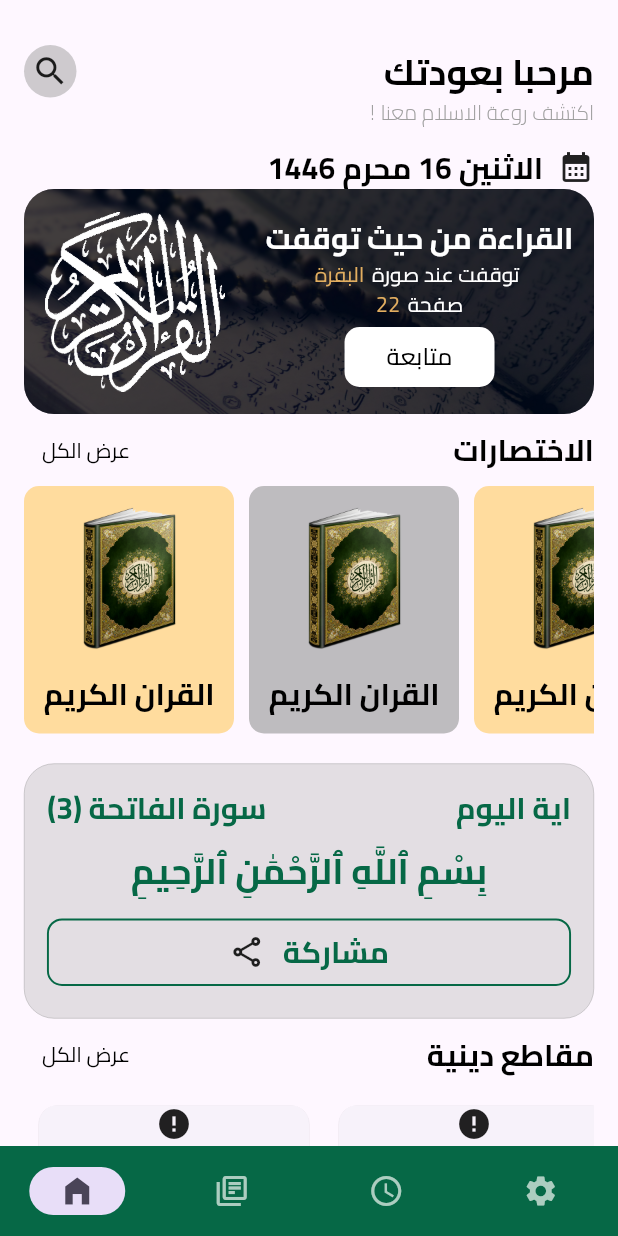
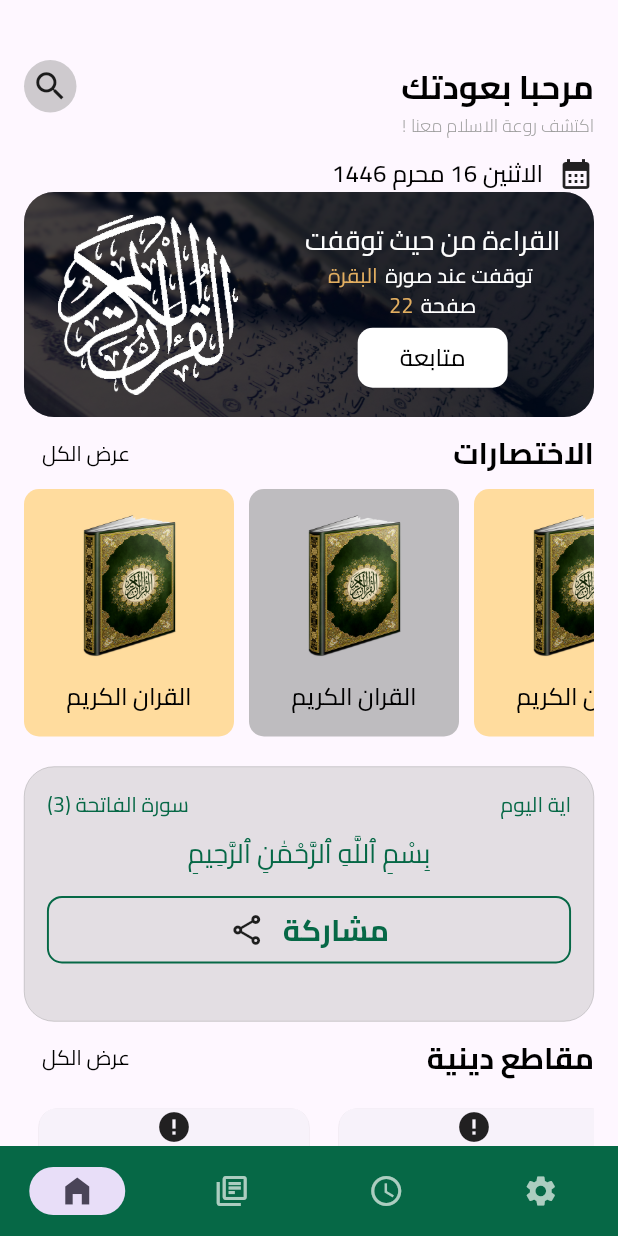
Before and after one commit to ahmedabdalla67/Al-Nour-main, a Flutter app: the screen it shows after launch, on a phone screen of 412 x 824 dp. Run offline on Flutter 3.47's test engine with Material 3 defaults, Android fonts, the phone set to English and light mode, and no system bars; drawn by our look-alikes of cached_network_image; our stand-ins replace dartz, dio, flutter_bloc, get_it, shared_preferences; missing offline and left inert: data_connection_checker_tv; network calls fail.

Commit message:
edit on home ui

```diff
--- a/lib/core/shared_component/card_component.dart
+++ b/lib/core/shared_component/card_component.dart
@@ -40,7 +40,7 @@ class CardComponent extends StatelessWidget {
               ),
               Text(
                 cardTitle,
-                style: getApplicationTheme().textTheme.headlineLarge,
+                style: getApplicationTheme().textTheme.titleMedium,
               ),
             ],
           ),
--- a/lib/core/utils/theme_manager.dart
+++ b/lib/core/utils/theme_manager.dart
@@ -13,9 +13,13 @@ ThemeData getApplicationTheme() {
     ),
     textTheme: const TextTheme(
       bodySmall: TextStyle(
-          fontWeight: FontWeightManager.light, color: ManageColors.gray),
+          fontWeight: FontWeightManager.light,
+          color: ManageColors.gray,
+          fontSize: FontSize.s12),
       bodyLarge: TextStyle(
-          fontWeight: FontWeightManager.regular, color: ManageColors.black),
+          fontWeight: FontWeightManager.regular,
+          color: ManageColors.black,
+          fontSize: FontSize.s14),
       titleMedium: TextStyle(
           fontWeight: FontWeightManager.medium,
           color: ManageColors.black,
@@ -23,9 +27,8 @@ ThemeData getApplicationTheme() {
       headlineMedium: TextStyle(
           fontWeight: FontWeightManager.regular,
           color: ManageColors.gray,
-          fontSize: FontSize.s14),
+          fontSize: FontSize.s18),
       headlineLarge: TextStyle(
-
           fontFamily: FontConstants.fontFamily,
           fontWeight: FontWeightManager.bold,
           color: ManageColors.black,
@@ -34,7 +37,7 @@ ThemeData getApplicationTheme() {
           fontFamily: FontConstants.fontFamily,
           fontWeight: FontWeightManager.bold,
           color: ManageColors.black,
-          fontSize: FontSize.s24),
+          fontSize: FontSize.s22),
     ),
   );
 }
--- a/lib/features/home/presentation/screens/home_screen.dart
+++ b/lib/features/home/presentation/screens/home_screen.dart
@@ -18,7 +18,6 @@ class HomeScreen extends StatelessWidget {
       // top Bar
       const HomeTopBar(),
 
-
       const SizedBox(
         height: 12,
       ),
@@ -26,26 +25,39 @@ class HomeScreen extends StatelessWidget {
       //date and container continue reading
       const CustomContainer(),
 
-            SectionTitle(title: 'الاختصارات', onPressed: (){}),
+      SectionTitle(title: 'الاختصارات', onPressed: () {}),
       const SizedBox(height: 165, child: ListViewCards()),
 
       const SizedBox(
         height: 20,
       ),
       const RandomAya(),
-             SectionTitle(title: 'مقاطع دينية', onPressed: (){}),
+      SectionTitle(title: 'مقاطع دينية', onPressed: () {}),
       SizedBox(
         height: 200,
         child: ListView(
           scrollDirection: Axis.horizontal,
           physics: const BouncingScrollPhysics(),
           children: const [
-                  VideoCard(videoId: 'fL5CIf1hdDc', videoTitle: 'ستعشق الصلاة بعد سماع هذا الكلام'),
-               VideoCard(videoId: '_UG1ifj8KDg', videoTitle: 'لن تتكاسل عن الصلاة بعد سماع هذا الكلام'),
-               VideoCard(videoId: 'k1LxNz07rgY', videoTitle: '6 خطوات للخشوع في الصلاة'),
-               VideoCard(videoId: 'z9VlkgVyLhg', videoTitle: 'السيرةالنبوية الحلقة الأولي مع الشيخ بدر المشارى'),
-               VideoCard(videoId: 'Cut8UA4dSS4', videoTitle: 'السيرةالنبوية الحلقة الثانية مع الشيخ بدر المشارى'),
-               VideoCard(videoId: '7CbP4SczIpE', videoTitle: 'السيرةالنبوية الحلقة الثالثة مع الشيخ بدر المشارى'),
+            VideoCard(
+                videoId: 'fL5CIf1hdDc',
+                videoTitle: 'ستعشق الصلاة بعد سماع هذا الكلام'),
+            VideoCard(
+                videoId: '_UG1ifj8KDg',
+                videoTitle: 'لن تتكاسل عن الصلاة بعد سماع هذا الكلام'),
+            VideoCard(
+                videoId: 'k1LxNz07rgY', videoTitle: '6 خطوات للخشوع في الصلاة'),
+            VideoCard(
+                videoId: 'z9VlkgVyLhg',
+                videoTitle: 'السيرةالنبوية الحلقة الأولي مع الشيخ بدر المشارى'),
+            VideoCard(
+                videoId: 'Cut8UA4dSS4',
+                videoTitle:
+                    'السيرةالنبوية الحلقة الثانية مع الشيخ بدر المشارى'),
+            VideoCard(
+                videoId: '7CbP4SczIpE',
+                videoTitle:
+                    'السيرةالنبوية الحلقة الثالثة مع الشيخ بدر المشارى'),
           ],
         ),
       )
@@ -54,7 +66,7 @@ class HomeScreen extends StatelessWidget {
     ];
     return SingleChildScrollView(
       child: Padding(
-        padding: const EdgeInsets.symmetric(horizontal: 16.0),
+        padding: const EdgeInsets.symmetric(horizontal: 16.0, vertical: 10),
         child: Column(
           crossAxisAlignment: CrossAxisAlignment.end,
           children: children,
--- a/lib/features/home/presentation/widgets/custom_container.dart
+++ b/lib/features/home/presentation/widgets/custom_container.dart
@@ -21,7 +21,7 @@ class CustomContainer extends StatelessWidget {
             ),
             Text(
               'الاثنين 16 محرم 1446',
-              style: getApplicationTheme().textTheme.headlineLarge,
+              style: getApplicationTheme().textTheme.titleMedium,
             ),
           ],
         ),
@@ -57,7 +57,7 @@ class CustomContainer extends StatelessWidget {
                       'القراءة من حيث توقفت',
                       style: getApplicationTheme()
                           .textTheme
-                          .headlineLarge!
+                          .headlineMedium!
                           .copyWith(color: ManageColors.white),
                     ),
                     Row(
--- a/lib/features/home/presentation/widgets/random_aya.dart
+++ b/lib/features/home/presentation/widgets/random_aya.dart
@@ -13,7 +13,8 @@ class RandomAya extends StatelessWidget {
       width: double.infinity,
       decoration: BoxDecoration(
         color: ManageColors.card2.withOpacity(0.28),
-        border: const Border.fromBorderSide(BorderSide(width: 0.3, color: ManageColors.card2)),
+        border: const Border.fromBorderSide(
+            BorderSide(width: 0.3, color: ManageColors.card2)),
         borderRadius: BorderRadius.circular(20),
       ),
       child: Column(
@@ -22,28 +23,65 @@ class RandomAya extends StatelessWidget {
             textDirection: TextDirection.rtl,
             mainAxisAlignment: MainAxisAlignment.spaceBetween,
             children: [
-              Text('اية اليوم', style: getApplicationTheme().textTheme.headlineLarge!.copyWith(color: ManageColors.primary),),
-              Text('سورة الفاتحة (3)',textDirection: TextDirection.rtl, style: getApplicationTheme().textTheme.headlineLarge!.copyWith(color: ManageColors.primary),),
+              Text(
+                'اية اليوم',
+                style: getApplicationTheme()
+                    .textTheme
+                    .titleSmall!
+                    .copyWith(color: ManageColors.primary),
+              ),
+              Text(
+                'سورة الفاتحة (3)',
+                textDirection: TextDirection.rtl,
+                style: getApplicationTheme()
+                    .textTheme
+                    .titleSmall!
+                    .copyWith(color: ManageColors.primary),
+              ),
             ],
           ),
-          const SizedBox(height: 10,),
-          Text('﻿بِسْمِ ٱللَّهِ ٱلرَّحْمَٰنِ ٱلرَّحِيمِ', style: getApplicationTheme().textTheme.displayLarge!.copyWith(color: ManageColors.primary),),
-        const SizedBox(height: 15,),
-
+          const SizedBox(
+            height: 10,
+          ),
+          Text(
+            '﻿بِسْمِ ٱللَّهِ ٱلرَّحْمَٰنِ ٱلرَّحِيمِ',
+            style: getApplicationTheme()
+                .textTheme
+                .headlineMedium!
+                .copyWith(color: ManageColors.primary),
+          ),
+          const SizedBox(
+            height: 15,
+          ),
           Container(
             width: double.infinity,
             height: 45,
-          decoration:  BoxDecoration(
+            decoration: BoxDecoration(
               borderRadius: BorderRadius.circular(10),
-            border: const Border.fromBorderSide(BorderSide(color: ManageColors.primary, width: 1.3,),),),
+              border: const Border.fromBorderSide(
+                BorderSide(
+                  color: ManageColors.primary,
+                  width: 1.3,
+                ),
+              ),
+            ),
             child: Row(
               mainAxisAlignment: MainAxisAlignment.center,
               textDirection: TextDirection.rtl,
               children: [
-          Text('مشاركة', style: getApplicationTheme().textTheme.headlineLarge!.copyWith(color: ManageColors.primary),),
-          const SizedBox(width: 12,),
+                Text(
+                  'مشاركة',
+                  style: getApplicationTheme()
+                      .textTheme
+                      .headlineLarge!
+                      .copyWith(color: ManageColors.primary),
+                ),
+                const SizedBox(
+                  width: 12,
+                ),
                 const Icon(Icons.share_outlined),
-        ],),
+              ],
+            ),
           )
         ],
       ),
--- a/lib/features/home/presentation/widgets/video_card.dart
+++ b/lib/features/home/presentation/widgets/video_card.dart
@@ -13,24 +13,25 @@ class VideoCard extends StatelessWidget {
     final thumbnailUrl = 'https://img.youtube.com/vi/$videoId/mqdefault.jpg';
 
     return SizedBox(
-      height: 200,
       width: 200,
       child: Card(
         elevation: 0.4,
-
         margin: const EdgeInsets.all(10),
         child: Column(
           children: [
             CachedNetworkImage(
               imageUrl: thumbnailUrl,
-              placeholder: (context, url) => const Center(child: CircularProgressIndicator()),
+              placeholder: (context, url) =>
+                  const Center(child: CircularProgressIndicator()),
               errorWidget: (context, url, error) => const Icon(Icons.error),
             ),
             Padding(
               padding: const EdgeInsets.all(8.0),
               child: Text(
                 videoTitle,
-                style: getApplicationTheme().textTheme.headlineLarge, maxLines: 2,overflow: TextOverflow.ellipsis,
+                style: getApplicationTheme().textTheme.bodyMedium,
+                maxLines: 2,
+                overflow: TextOverflow.ellipsis,
               ),
             ),
             ElevatedButton(
```
Lines whose indentation alone changed are shown as unchanged.
